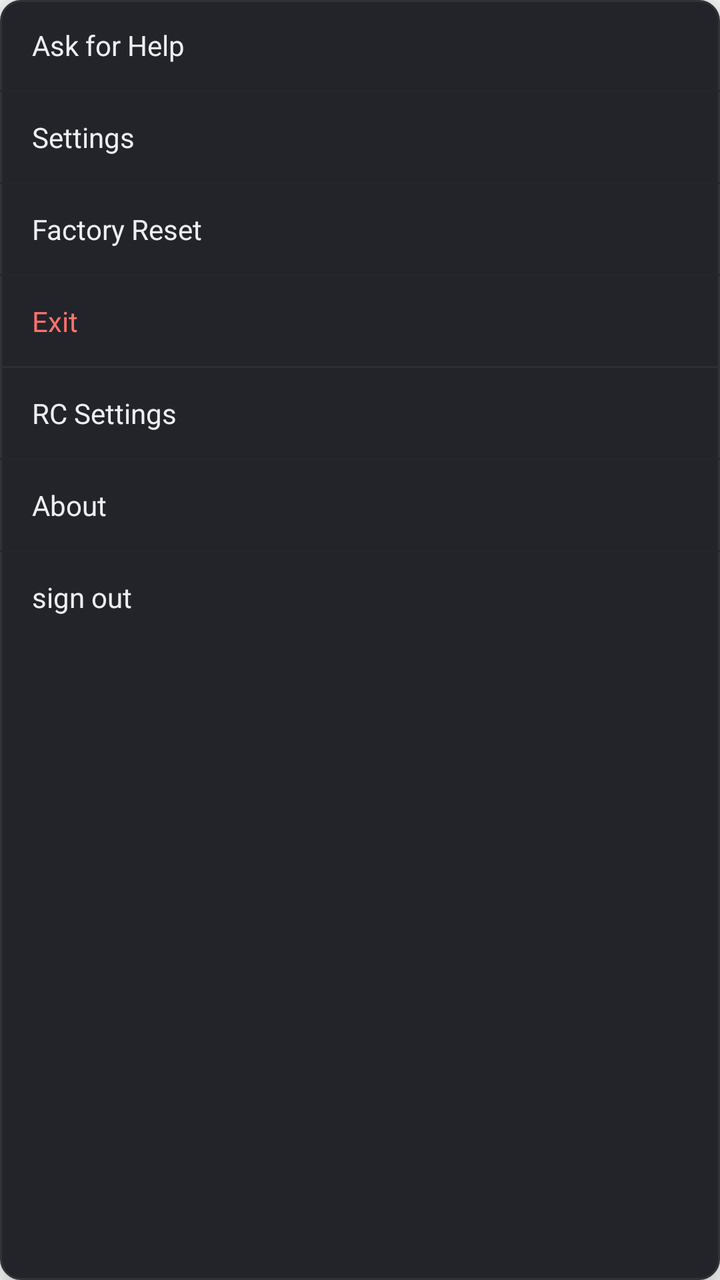
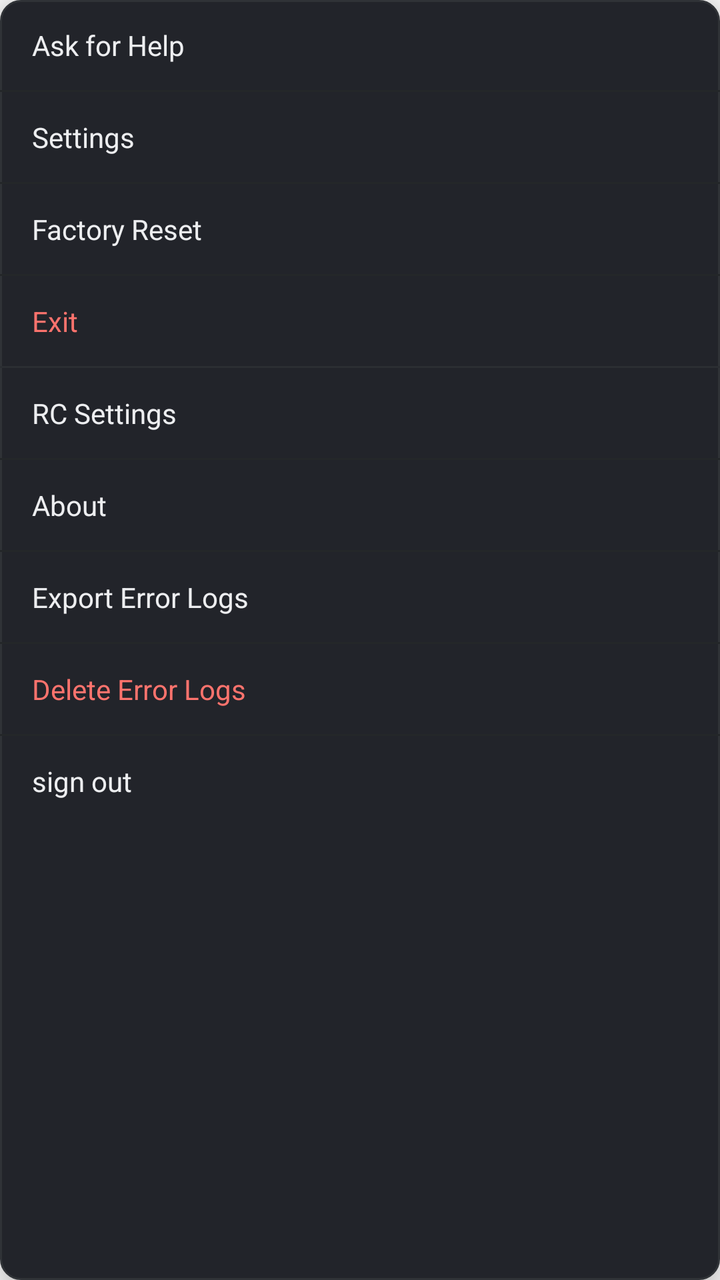

Screens rendered from an Android XML layout before and after an edit, with the pre-edit source and the edit as a unified diff.
<!-- AndroidManifest.xml: application theme AppTheme -->
<!-- res/layout/popup_home_overflow.xml -->
<?xml version="1.0" encoding="utf-8"?>
<LinearLayout xmlns:android="http://schemas.android.com/apk/res/android"
    android:layout_width="190dp"
    android:layout_height="wrap_content"
    android:orientation="vertical"
    android:background="@drawable/bg_home_popup"
    android:elevation="12dp">

    <TextView
        android:id="@+id/home_menu_row_help"
        android:layout_width="match_parent"
        android:layout_height="wrap_content"
        android:background="?attr/selectableItemBackground"
        android:clickable="true"
        android:focusable="true"
        android:paddingStart="16dp"
        android:paddingEnd="16dp"
        android:paddingTop="13dp"
        android:paddingBottom="13dp"
        android:text="@string/gen_help"
        android:textColor="@color/home_text_primary"
        android:textSize="14sp" />

    <View
        android:layout_width="match_parent"
        android:layout_height="1dp"
        android:background="@color/home_border_soft" />

    <TextView
        android:id="@+id/home_menu_row_settings"
        android:layout_width="match_parent"
        android:layout_height="wrap_content"
        android:background="?attr/selectableItemBackground"
        android:clickable="true"
        android:focusable="true"
        android:paddingStart="16dp"
        android:paddingEnd="16dp"
        android:paddingTop="13dp"
        android:paddingBottom="13dp"
        android:text="@string/home_menu_settings"
        android:textColor="@color/home_text_primary"
        android:textSize="14sp" />

    <View
        android:layout_width="match_parent"
        android:layout_height="1dp"
        android:background="@color/home_border_soft" />

    <TextView
        android:id="@+id/home_menu_row_reset"
        android:layout_width="match_parent"
        android:layout_height="wrap_content"
        android:background="?attr/selectableItemBackground"
        android:clickable="true"
        android:focusable="true"
        android:paddingStart="16dp"
        android:paddingEnd="16dp"
        android:paddingTop="13dp"
        android:paddingBottom="13dp"
        android:text="@string/gen_FactoryReset"
        android:textColor="@color/home_text_primary"
        android:textSize="14sp" />

    <View
        android:layout_width="match_parent"
        android:layout_height="1dp"
        android:background="@color/home_border_soft" />

    <TextView
        android:id="@+id/home_menu_row_exit"
        android:layout_width="match_parent"
        android:layout_height="wrap_content"
        android:background="?attr/selectableItemBackground"
        android:clickable="true"
        android:focusable="true"
        android:paddingStart="16dp"
        android:paddingEnd="16dp"
        android:paddingTop="13dp"
        android:paddingBottom="13dp"
        android:text="@string/action_exit"
        android:textColor="@color/home_red_text"
        android:textSize="14sp" />

    <View
        android:layout_width="match_parent"
        android:layout_height="1dp"
        android:background="@color/home_border" />

    <TextView
        android:id="@+id/home_menu_row_remote"
        android:layout_width="match_parent"
        android:layout_height="wrap_content"
        android:background="?attr/selectableItemBackground"
        android:clickable="true"
        android:focusable="true"
        android:paddingStart="16dp"
        android:paddingEnd="16dp"
        android:paddingTop="13dp"
        android:paddingBottom="13dp"
        android:text="@string/actionremote_settings"
        android:textColor="@color/home_text_primary"
        android:textSize="14sp" />

    <View
        android:layout_width="match_parent"
        android:layout_height="1dp"
        android:background="@color/home_border_soft" />

    <TextView
        android:id="@+id/home_menu_row_about"
        android:layout_width="match_parent"
        android:layout_height="wrap_content"
        android:background="?attr/selectableItemBackground"
        android:clickable="true"
        android:focusable="true"
        android:paddingStart="16dp"
        android:paddingEnd="16dp"
        android:paddingTop="13dp"
        android:paddingBottom="13dp"
        android:text="@string/gen_about"
        android:textColor="@color/home_text_primary"
        android:textSize="14sp" />

    <View
        android:layout_width="match_parent"
        android:layout_height="1dp"
        android:background="@color/home_border_soft" />

    <TextView
        android:id="@+id/home_menu_row_signout"
        android:layout_width="match_parent"
        android:layout_height="wrap_content"
        android:background="?attr/selectableItemBackground"
        android:clickable="true"
        android:focusable="true"
        android:paddingStart="16dp"
        android:paddingEnd="16dp"
        android:paddingTop="13dp"
        android:paddingBottom="13dp"
        android:text="@string/action_signout"
        android:textColor="@color/home_text_primary"
        android:textSize="14sp" />

</LinearLayout>
<!-- resources referenced by this layout -->
<resources>
  <color name="home_border">#2B2E32</color>
  <color name="home_border_soft">#242729</color>
  <color name="home_red_text">#FD736D</color>
  <color name="home_text_primary">#EDEEF0</color>
  <!-- drawable bg_home_popup (drawable) -->
  <?xml version="1.0" encoding="utf-8"?>
  <shape xmlns:android="http://schemas.android.com/apk/res/android"
      android:shape="rectangle">
      <solid android:color="@color/home_popup_bg" />
      <stroke android:width="1dp" android:color="@color/home_border_input" />
      <corners android:radius="10dp" />
  </shape>
  <string name="action_exit">Exit</string>
  <string name="action_signout">sign out</string>
  <string name="actionremote_settings">RC Settings</string>
  <string name="gen_FactoryReset">Factory Reset</string>
  <string name="gen_about">About</string>
  <string name="gen_help">Ask for Help</string>
  <string name="home_menu_settings">Settings</string>
  <style name="AppTheme" parent="Theme.AppCompat.Light.DarkActionBar">
          
      </style>
  <color name="home_popup_bg">#22242A</color>
  <color name="home_border_input">#303337</color>
</resources>

<!-- the commit's change to res/layout/popup_home_overflow.xml (unified diff, before → after) -->
@@ -127,6 +127,46 @@
         android:background="@color/home_border_soft" />
 
     <TextView
+        android:id="@+id/home_menu_row_export_logs"
+        android:layout_width="match_parent"
+        android:layout_height="wrap_content"
+        android:background="?attr/selectableItemBackground"
+        android:clickable="true"
+        android:focusable="true"
+        android:paddingStart="16dp"
+        android:paddingEnd="16dp"
+        android:paddingTop="13dp"
+        android:paddingBottom="13dp"
+        android:text="@string/home_menu_export_logs"
+        android:textColor="@color/home_text_primary"
+        android:textSize="14sp" />
+
+    <View
+        android:layout_width="match_parent"
+        android:layout_height="1dp"
+        android:background="@color/home_border_soft" />
+
+    <TextView
+        android:id="@+id/home_menu_row_clear_logs"
+        android:layout_width="match_parent"
+        android:layout_height="wrap_content"
+        android:background="?attr/selectableItemBackground"
+        android:clickable="true"
+        android:focusable="true"
+        android:paddingStart="16dp"
+        android:paddingEnd="16dp"
+        android:paddingTop="13dp"
+        android:paddingBottom="13dp"
+        android:text="@string/home_menu_clear_logs"
+        android:textColor="@color/home_red_text"
+        android:textSize="14sp" />
+
+    <View
+        android:layout_width="match_parent"
+        android:layout_height="1dp"
+        android:background="@color/home_border_soft" />
+
+    <TextView
         android:id="@+id/home_menu_row_signout"
         android:layout_width="match_parent"
         android:layout_height="wrap_content"
<!-- resource entries referenced after the edit -->
@@ -18,6 +18,8 @@
   <string name="gen_FactoryReset">Factory Reset</string>
   <string name="gen_about">About</string>
   <string name="gen_help">Ask for Help</string>
+  <string name="home_menu_clear_logs">Delete Error Logs</string>
+  <string name="home_menu_export_logs">Export Error Logs</string>
   <string name="home_menu_settings">Settings</string>
   <style name="AppTheme" parent="Theme.AppCompat.Light.DarkActionBar">
           
